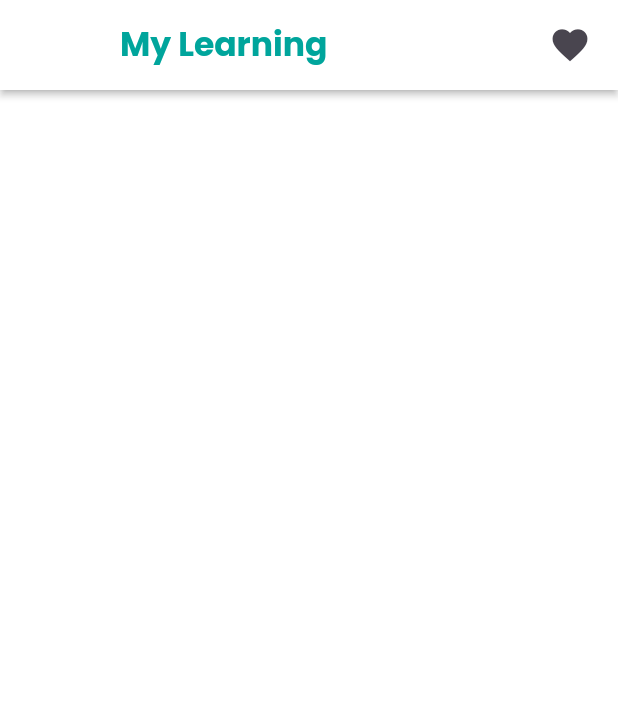
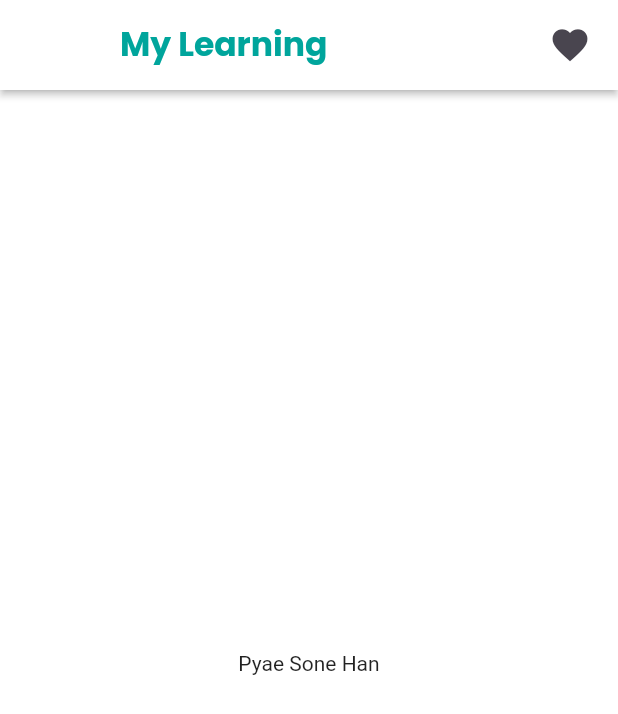
Before and after one commit to PyaeSoneHan246810/lae_lar_mel_flutter, a Flutter app: the MyLearningPage screen opened directly, on a phone screen of 412 x 824 dp. Shown: the top 714 px of the screen. Run offline on Flutter 3.47's test engine with Material 2 defaults, Android fonts, the phone set to English and light mode, and no system bars.

Commit message:
4/10/2023 1:53AM

```diff
--- a/lib/app/pages/my_learning_page.dart
+++ b/lib/app/pages/my_learning_page.dart
@@ -41,6 +41,9 @@ class _MyLearningPageState extends State<MyLearningPage> {
         ],
       ),
       backgroundColor: AppColor.pureWhiteColor,
+      body: const Center(
+        child: Text('Pyae Sone Han'),
+      ),
     );
   }
 }
```
